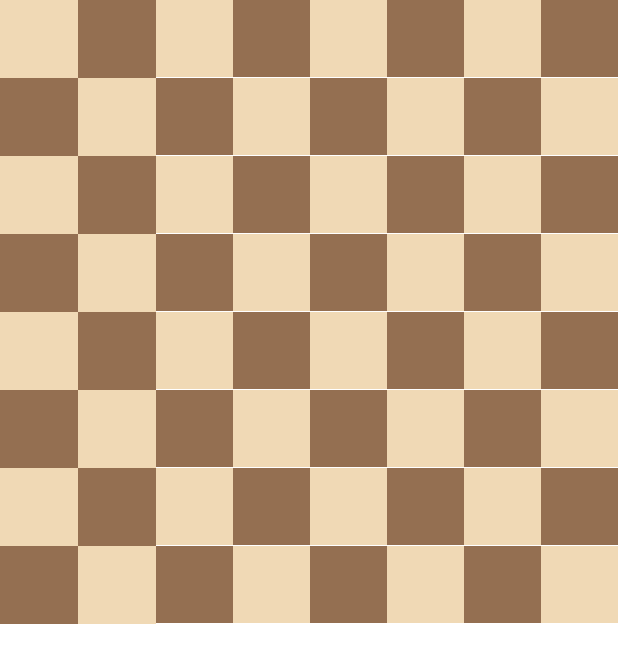
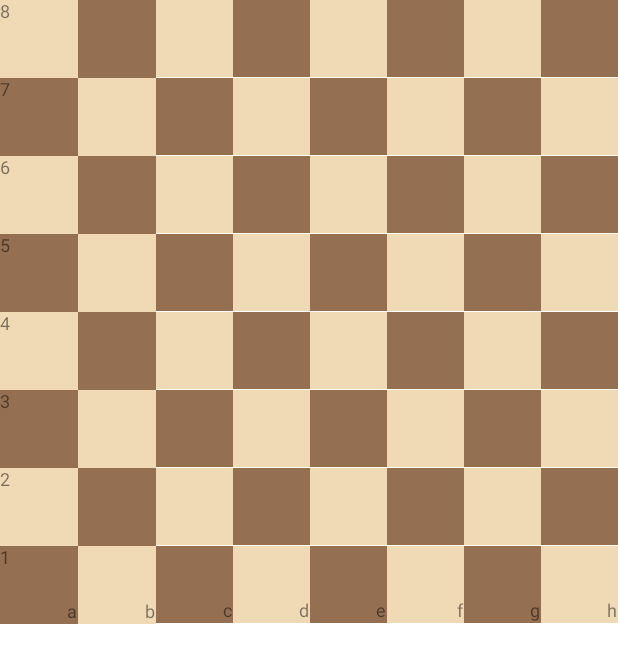
Before and after one commit to bentrengrove/chess, an Android app built with Jetpack Compose: the composable BoardBackground called with empty values, on a phone screen of 412 x 824 dp. Shown: the top 663 px of the screen. Run offline under Robolectric (Android 15) with nearby library versions, the phone set to English and light mode, and no system bars; 1 statement that could not run was skipped.

Commit message:
Add grid letters

```diff
--- a/app/src/main/java/com/bentrengrove/chess/BoardView.kt
+++ b/app/src/main/java/com/bentrengrove/chess/BoardView.kt
@@ -8,7 +8,10 @@ import androidx.compose.foundation.background
 import androidx.compose.foundation.clickable
 import androidx.compose.foundation.layout.*
 import androidx.compose.foundation.shape.CircleShape
+import androidx.compose.material.MaterialTheme
+import androidx.compose.material.Text
 import androidx.compose.runtime.Composable
+import androidx.compose.ui.Alignment
 import androidx.compose.ui.Modifier
 import androidx.compose.ui.draw.clip
 import androidx.compose.ui.graphics.Color
@@ -73,7 +76,14 @@ fun BoardBackground(lastMove: Move?, selection: Position?, dangerPositions: List
                             .clickable(
                                     onClick = { didTap(position) }
                             )
-                    )
+                    ) {
+                        if (y == 7) {
+                            Text(text = "${'a'+x}", modifier = Modifier.align(Alignment.BottomEnd), style = MaterialTheme.typography.caption, color = Color.Black.copy(0.5f))
+                        }
+                        if (x == 0) {
+                            Text(text = "${8-y}", modifier = Modifier.align(Alignment.TopStart), style = MaterialTheme.typography.caption, color = Color.Black.copy(0.5f))
+                        }
+                    }
                 }
             }
         }
```
